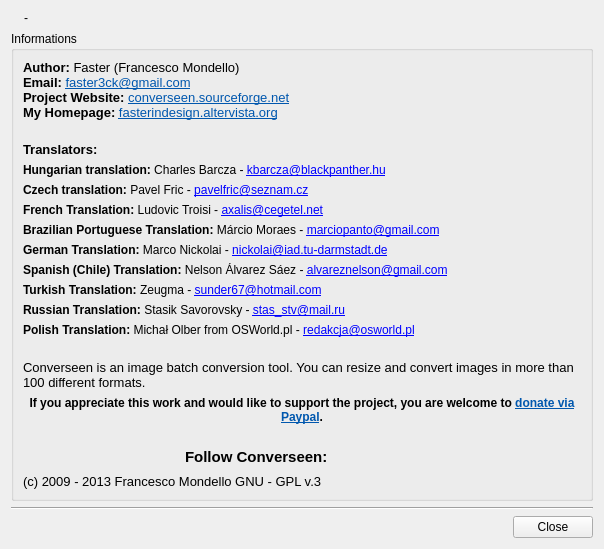
The window that ui/dialoginfo.ui (Faster3ck/Converseen) describes before a commit, drawn with Qt 5.
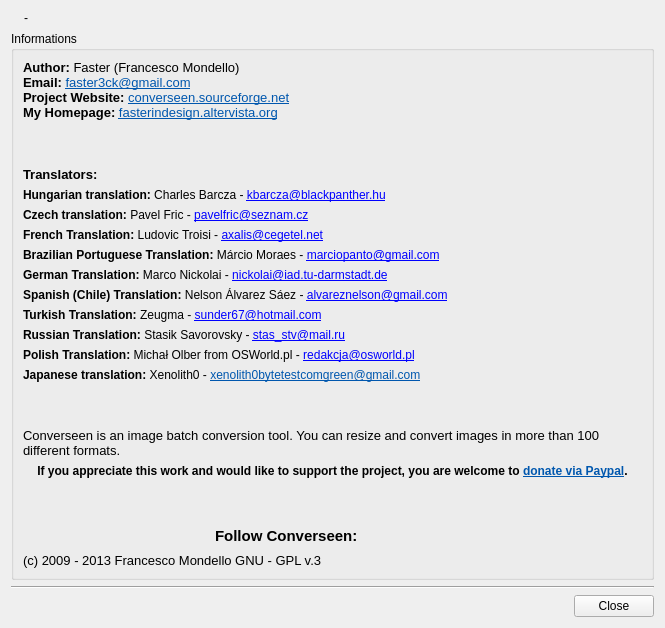
The same window after the commit. Icons and pictures are not drawn.

The edit to the form file:
```diff
--- a/ui/dialoginfo.ui
+++ b/ui/dialoginfo.ui
@@ -6,8 +6,8 @@
    <rect>
     <x>0</x>
     <y>0</y>
-    <width>604</width>
-    <height>549</height>
+    <width>665</width>
+    <height>628</height>
    </rect>
   </property>
   <property name="windowTitle">
@@ -160,6 +160,13 @@
         </property>
        </widget>
       </item>
+      <item>
+       <widget class="QLabel" name="label_17">
+        <property name="text">
+         <string>&lt;html&gt;&lt;head/&gt;&lt;body&gt;&lt;p&gt;&lt;span style=&quot; font-weight:600;&quot;&gt;Japanese translation:&lt;/span&gt; Xenolith0 - &lt;a href=&quot;mailto:xenolith0bytetestcomgreen@gmail.com&quot;&gt;&lt;span style=&quot; text-decoration: underline; color:#0057ae;&quot;&gt;xenolith0bytetestcomgreen@gmail.com&lt;/span&gt;&lt;/a&gt;&lt;/p&gt;&lt;/body&gt;&lt;/html&gt;</string>
+        </property>
+       </widget>
+      </item>
       <item>
        <spacer name="verticalSpacer_3">
         <property name="orientation">
```
